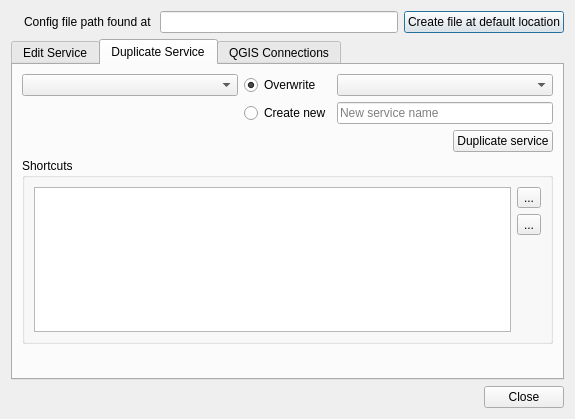
Old version of the form pg_service_parser/ui/pg_service_dialog.ui in the repository opengisch/qgis-pg-service-parser-plugin.
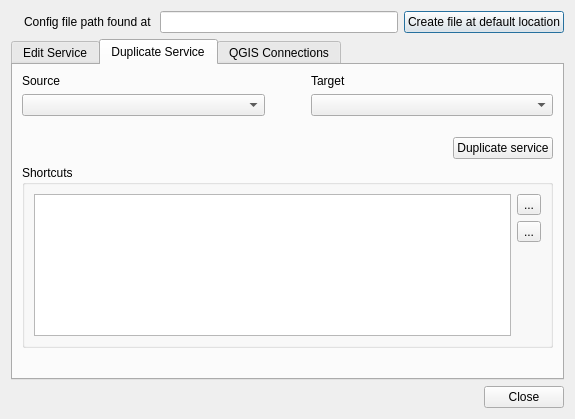
New version of the form. The open tabs and pages were chosen to show the change. Icons and pictures are not drawn.

Commit message: Simplify 'Duplicate Service' UI by removing radio buttons and line edit, and only relying on editable combo boxes. That means, for the target service combo box, we allow non-existent service names, because they mean the user wants to copy a source service into a new target service.

What changed in the file:
```diff
--- a/pg_service_parser/ui/pg_service_dialog.ui
+++ b/pg_service_parser/ui/pg_service_dialog.ui
@@ -247,27 +247,7 @@
        <string>Duplicate Service</string>
       </attribute>
       <layout class="QGridLayout" name="gridLayout_2">
-       <item row="1" column="0">
-        <spacer name="horizontalSpacer">
-         <property name="orientation">
-          <enum>Qt::Horizontal</enum>
-         </property>
-         <property name="sizeHint" stdset="0">
-          <size>
-           <width>354</width>
-           <height>22</height>
-          </size>
-         </property>
-        </spacer>
-       </item>
-       <item row="1" column="1">
-        <widget class="QPushButton" name="btnDuplicateService">
-         <property name="text">
-          <string>Duplicate service</string>
-         </property>
-        </widget>
-       </item>
-       <item row="3" column="0" colspan="2">
+       <item row="4" column="0" colspan="2">
         <widget class="QGroupBox" name="groupBox">
          <property name="toolTip">
           <string>&lt;html&gt;&lt;head/&gt;&lt;body&gt;&lt;p&gt;Sortcuts allow to duplicate services directly from the plugin icon in the toolbar or from the menu entry.&lt;/p&gt;&lt;/body&gt;&lt;/html&gt;</string>
@@ -330,34 +310,21 @@
          <property name="sizeConstraint">
           <enum>QLayout::SetDefaultConstraint</enum>
          </property>
-         <item row="1" column="1">
-          <widget class="QRadioButton" name="radCreate">
+         <item row="0" column="0">
+          <widget class="QLabel" name="label">
            <property name="text">
-            <string>Create new</string>
-           </property>
-          </widget>
-         </item>
-         <item row="0" column="1">
-          <widget class="QRadioButton" name="radOverwrite">
-           <property name="text">
-            <string>Overwrite</string>
-           </property>
-           <property name="checked">
-            <bool>true</bool>
-           </property>
-          </widget>
-         </item>
-         <item row="1" column="2">
-          <widget class="QLineEdit" name="txtNewService">
-           <property name="placeholderText">
-            <string>New service name</string>
-           </property>
-           <property name="clearButtonEnabled">
-            <bool>false</bool>
+            <string>Source</string>
            </property>
           </widget>
          </item>
          <item row="0" column="2">
+          <widget class="QLabel" name="label_2">
+           <property name="text">
+            <string>Target</string>
+           </property>
+          </widget>
+         </item>
+         <item row="1" column="2">
           <widget class="QComboBox" name="cboTargetService">
            <property name="sizePolicy">
             <sizepolicy hsizetype="MinimumExpanding" vsizetype="Fixed">
@@ -370,7 +337,23 @@
            </property>
           </widget>
          </item>
-         <item row="0" column="0">
+         <item row="1" column="1">
+          <spacer name="horizontalSpacer_5">
+           <property name="orientation">
+            <enum>Qt::Horizontal</enum>
+           </property>
+           <property name="sizeType">
+            <enum>QSizePolicy::Fixed</enum>
+           </property>
+           <property name="sizeHint" stdset="0">
+            <size>
+             <width>40</width>
+             <height>20</height>
+            </size>
+           </property>
+          </spacer>
+         </item>
+         <item row="1" column="0">
           <widget class="QComboBox" name="cboSourceService">
            <property name="sizePolicy">
             <sizepolicy hsizetype="MinimumExpanding" vsizetype="Fixed">
@@ -382,7 +365,7 @@
          </item>
         </layout>
        </item>
-       <item row="4" column="0" colspan="2">
+       <item row="5" column="0" colspan="2">
         <spacer name="verticalSpacer">
          <property name="orientation">
           <enum>Qt::Vertical</enum>
@@ -398,7 +381,20 @@
          </property>
         </spacer>
        </item>
-       <item row="2" column="0" colspan="2">
+       <item row="2" column="0">
+        <spacer name="horizontalSpacer">
+         <property name="orientation">
+          <enum>Qt::Horizontal</enum>
+         </property>
+         <property name="sizeHint" stdset="0">
+          <size>
+           <width>354</width>
+           <height>22</height>
+          </size>
+         </property>
+        </spacer>
+       </item>
+       <item row="3" column="0" colspan="2">
         <spacer name="verticalSpacer_5">
          <property name="orientation">
           <enum>Qt::Vertical</enum>
@@ -411,6 +407,29 @@
          </property>
         </spacer>
        </item>
+       <item row="2" column="1">
+        <widget class="QPushButton" name="btnDuplicateService">
+         <property name="text">
+          <string>Duplicate service</string>
+         </property>
+        </widget>
+       </item>
+       <item row="1" column="1">
+        <spacer name="verticalSpacer_6">
+         <property name="orientation">
+          <enum>Qt::Vertical</enum>
+         </property>
+         <property name="sizeType">
+          <enum>QSizePolicy::Fixed</enum>
+         </property>
+         <property name="sizeHint" stdset="0">
+          <size>
+           <width>20</width>
+           <height>15</height>
+          </size>
+         </property>
+        </spacer>
+       </item>
       </layout>
      </widget>
      <widget class="QWidget" name="tabConnections">
```
The commit also changes 1 other file.
